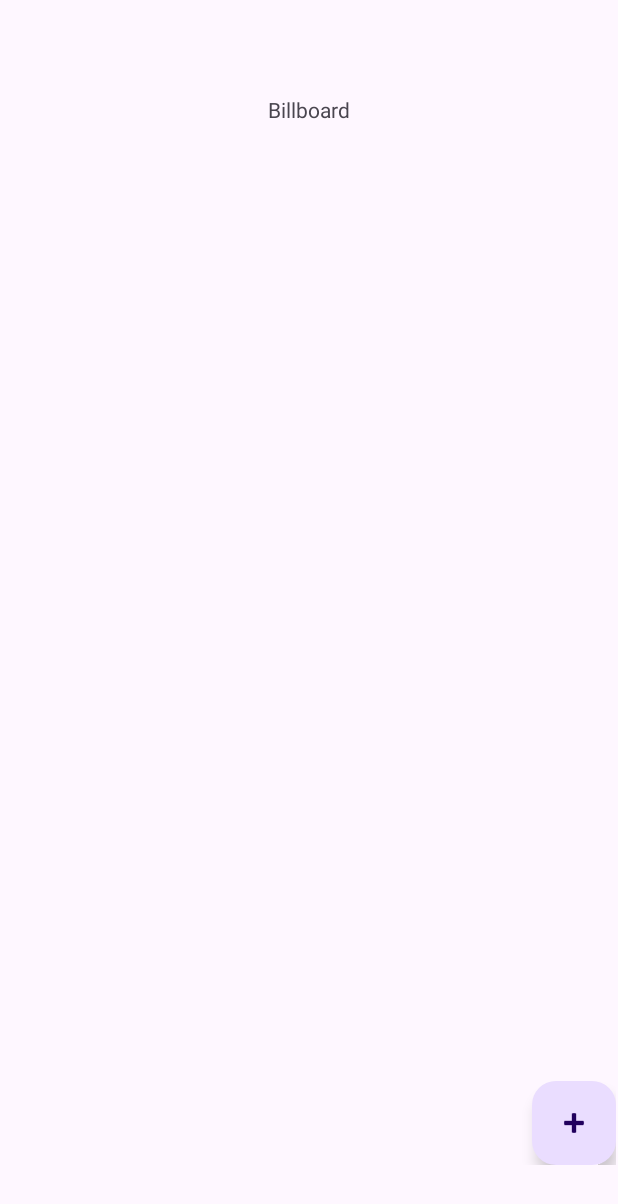
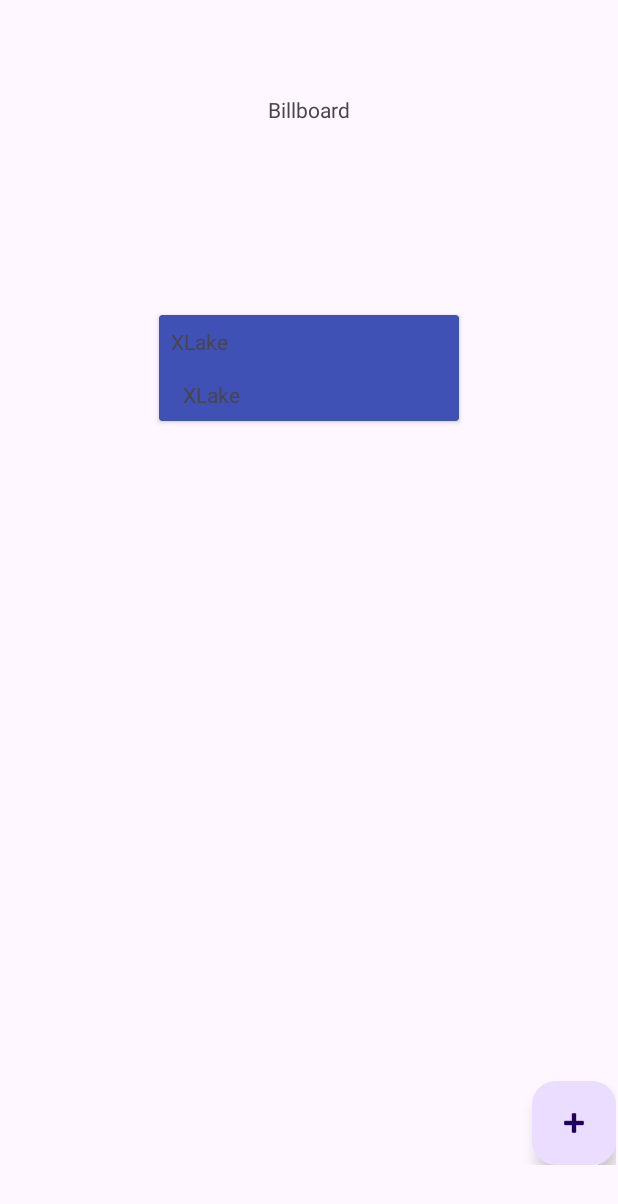
Before and after one commit to AngelGuidos/ParcialJoseGuidosMoviles, an Android app: the screen it shows after launch (MainActivity), on a phone screen of 412 x 824 dp. Shown: the top 1204 px of the screen. Run offline under Robolectric (Android 15) with nearby library versions, the phone set to English and light mode, and no system bars; our stand-ins replace data binding.

Commit message:
RecyclerView

```diff
--- a/ParcialJoseGuidos/app/src/main/java/com/galacticstudio/parcialjoseguidos/ui/lake/BillboardFragment.kt
+++ /dev/null
@@ -1,32 +0,0 @@
-package com.galacticstudio.parcialjoseguidos.ui.lake
-
-import android.os.Bundle
-import androidx.fragment.app.Fragment
-import android.view.LayoutInflater
-import android.view.View
-import android.view.ViewGroup
-import androidx.navigation.fragment.findNavController
-import com.galacticstudio.parcialjoseguidos.R
-import com.galacticstudio.parcialjoseguidos.databinding.FragmentBillboardBinding
-
-class BillboardFragment : Fragment() {
-
-    private lateinit var binding: FragmentBillboardBinding
-
-    override fun onCreateView(
-        inflater: LayoutInflater, container: ViewGroup?,
-        savedInstanceState: Bundle?
-    ): View? {
-        binding = FragmentBillboardBinding.inflate(inflater, container, false)
-        return binding.root
-    }
-
-    override fun onViewCreated(view: View, savedInstanceState: Bundle?) {
-        super.onViewCreated(view, savedInstanceState)
-
-        binding.actionToAdd.setOnClickListener{
-            findNavController().navigate(R.id.action_billboardFragment_to_addLagoFragment)
-        }
-    }
-
-}
--- a/ParcialJoseGuidos/app/src/main/java/com/galacticstudio/parcialjoseguidos/ui/lake/AddLagoFragment.kt
+++ b/ParcialJoseGuidos/app/src/main/java/com/galacticstudio/parcialjoseguidos/ui/lake/addlake/AddLagoFragment.kt
@@ -1,4 +1,4 @@
-package com.galacticstudio.parcialjoseguidos.ui.lake
+package com.galacticstudio.parcialjoseguidos.ui.lake.addlake
 
 import android.os.Bundle
 import android.util.Log
@@ -8,8 +8,8 @@ import android.view.View
 import android.view.ViewGroup
 import androidx.fragment.app.activityViewModels
 import androidx.navigation.fragment.findNavController
-import com.galacticstudio.parcialjoseguidos.R
 import com.galacticstudio.parcialjoseguidos.databinding.FragmentAddLagoBinding
+import com.galacticstudio.parcialjoseguidos.ui.lake.viewmodel.LakeViewModel
 
 class AddLagoFragment : Fragment() {
 
--- /dev/null
+++ b/ParcialJoseGuidos/app/src/main/java/com/galacticstudio/parcialjoseguidos/ui/lake/billboard/BillboardFragment.kt
@@ -0,0 +1,67 @@
+package com.galacticstudio.parcialjoseguidos.ui.lake.billboard
+
+import android.os.Bundle
+import android.util.Log
+import androidx.fragment.app.Fragment
+import android.view.LayoutInflater
+import android.view.View
+import android.view.ViewGroup
+import androidx.fragment.app.activityViewModels
+import androidx.navigation.fragment.findNavController
+import androidx.recyclerview.widget.LinearLayoutManager
+import com.galacticstudio.parcialjoseguidos.R
+import com.galacticstudio.parcialjoseguidos.data.models.LakeModel
+import com.galacticstudio.parcialjoseguidos.databinding.FragmentBillboardBinding
+import com.galacticstudio.parcialjoseguidos.ui.lake.billboard.recyclerview.LakeRecyclerViewAdapter
+import com.galacticstudio.parcialjoseguidos.ui.lake.viewmodel.LakeViewModel
+
+class BillboardFragment : Fragment() {
+
+    private lateinit var binding: FragmentBillboardBinding
+
+    private lateinit var adapter: LakeRecyclerViewAdapter
+
+    private val lakeViewModel : LakeViewModel by activityViewModels {
+        LakeViewModel.Factory
+    }
+
+    override fun onCreateView(
+        inflater: LayoutInflater, container: ViewGroup?,
+        savedInstanceState: Bundle?
+    ): View? {
+        binding = FragmentBillboardBinding.inflate(inflater, container, false)
+        return binding.root
+    }
+
+    override fun onViewCreated(view: View, savedInstanceState: Bundle?) {
+        super.onViewCreated(view, savedInstanceState)
+
+        setRecyclerView(view)
+
+        binding.actionToAdd.setOnClickListener{
+            findNavController().navigate(R.id.action_billboardFragment_to_addLagoFragment)
+        }
+    }
+
+    private fun setRecyclerView(view: View){
+        binding.lakeRv.layoutManager = LinearLayoutManager(view.context)
+
+        adapter = LakeRecyclerViewAdapter { selectedLake ->
+            showSelctedItem(selectedLake)
+        }
+
+        binding.lakeRv.adapter = adapter
+        displayLakes()
+    }
+
+    private fun showSelctedItem(lake: LakeModel){
+        lakeViewModel.setSelectedItem(lake)
+        Log.d("APP_TAG", lake.name)
+        findNavController().navigate(R.id.action_billboardFragment_to_lagoFragment)
+    }
+
+    private fun displayLakes(){
+        adapter.setData(lakeViewModel.getLakes())
+        adapter.notifyDataSetChanged()
+    }
+}
--- /dev/null
+++ b/ParcialJoseGuidos/app/src/main/java/com/galacticstudio/parcialjoseguidos/ui/lake/billboard/recyclerview/LakeRecyclerViewAdapter.kt
@@ -0,0 +1,35 @@
+package com.galacticstudio.parcialjoseguidos.ui.lake.billboard.recyclerview
+
+import android.view.LayoutInflater
+import android.view.ViewGroup
+import android.widget.ExpandableListView.OnChildClickListener
+import androidx.recyclerview.widget.RecyclerView
+import com.galacticstudio.parcialjoseguidos.data.models.LakeModel
+import com.galacticstudio.parcialjoseguidos.databinding.LakeItemBinding
+
+class LakeRecyclerViewAdapter (
+    private val clickListener: (LakeModel) -> Unit
+    ): RecyclerView.Adapter<LakeRecyclerViewHolder>() {
+
+        private val lakes = arrayListOf<LakeModel>()
+
+        override fun onCreateViewHolder(parent: ViewGroup, viewType: Int): LakeRecyclerViewHolder {
+            val binding = LakeItemBinding.inflate(LayoutInflater.from(parent.context), parent, false)
+            return LakeRecyclerViewHolder(binding)
+        }
+
+        override fun getItemCount(): Int {
+            return lakes.size
+        }
+
+        override fun onBindViewHolder(holder: LakeRecyclerViewHolder, position: Int) {
+            val lake = lakes[position]
+            holder.bind(lake, clickListener)
+        }
+
+        fun setData(lakesList: List<LakeModel>){
+            lakes.clear()
+            lakes.addAll(lakesList)
+        }
+
+    }
--- /dev/null
+++ b/ParcialJoseGuidos/app/src/main/java/com/galacticstudio/parcialjoseguidos/ui/lake/billboard/recyclerview/LakeRecyclerViewHolder.kt
@@ -0,0 +1,16 @@
+package com.galacticstudio.parcialjoseguidos.ui.lake.billboard.recyclerview
+
+import androidx.recyclerview.widget.RecyclerView
+import com.galacticstudio.parcialjoseguidos.data.models.LakeModel
+import com.galacticstudio.parcialjoseguidos.databinding.LakeItemBinding
+
+class LakeRecyclerViewHolder(private val binding: LakeItemBinding): RecyclerView.ViewHolder(binding.root) {
+    fun bind(lake: LakeModel, clickListener: (LakeModel) -> Unit){
+        binding.itemNameTv.text = lake.name
+        binding.itemSurfaceTv.text = lake.name
+
+        binding.lakeItemCv.setOnClickListener{
+            clickListener(lake)
+        }
+    }
+}
--- a/ParcialJoseGuidos/app/src/main/java/com/galacticstudio/parcialjoseguidos/ui/lake/LakeViewModel.kt
+++ b/ParcialJoseGuidos/app/src/main/java/com/galacticstudio/parcialjoseguidos/ui/lake/viewmodel/LakeViewModel.kt
@@ -1,4 +1,4 @@
-package com.galacticstudio.parcialjoseguidos.ui.lake
+package com.galacticstudio.parcialjoseguidos.ui.lake.viewmodel
 
 import androidx.lifecycle.MutableLiveData
 import androidx.lifecycle.ViewModel
@@ -50,6 +50,12 @@ class LakeViewModel(private val repository: LakeRepository): ViewModel() {
         status.value = INACTIVE
     }
 
+    fun setSelectedItem(lake: LakeModel){
+        clearData()
+        name.value = lake.name
+        surface.value = lake.surface
+    }
+
     companion object {
         val Factory = viewModelFactory {
             initializer {
--- a/ParcialJoseGuidos/app/src/main/res/layout/fragment_add_lago.xml
+++ b/ParcialJoseGuidos/app/src/main/res/layout/fragment_add_lago.xml
@@ -5,12 +5,12 @@
     <data>
         <variable
             name="viewmodel"
-            type="com.galacticstudio.parcialjoseguidos.ui.lake.LakeViewModel" />
+            type="com.galacticstudio.parcialjoseguidos.ui.lake.viewmodel.LakeViewModel" />
     </data>
     <androidx.constraintlayout.widget.ConstraintLayout
         android:layout_width="match_parent"
         android:layout_height="match_parent"
-        tools:context=".ui.lake.AddLagoFragment" >
+        tools:context=".ui.lake.addlake.AddLagoFragment" >
 
         <com.google.android.material.textfield.TextInputLayout
             android:id="@+id/textInputLayout"
--- a/ParcialJoseGuidos/app/src/main/res/layout/fragment_billboard.xml
+++ b/ParcialJoseGuidos/app/src/main/res/layout/fragment_billboard.xml
@@ -5,12 +5,12 @@
     <data>
         <variable
             name="viewmodel"
-            type="com.galacticstudio.parcialjoseguidos.ui.lake.LakeViewModel" />
+            type="com.galacticstudio.parcialjoseguidos.ui.lake.viewmodel.LakeViewModel" />
     </data>
     <androidx.constraintlayout.widget.ConstraintLayout
         android:layout_width="match_parent"
         android:layout_height="match_parent"
-        tools:context=".ui.lake.BillboardFragment">
+        tools:context=".ui.lake.billboard.BillboardFragment">
 
         <TextView
             android:id="@+id/textView"
@@ -30,5 +30,17 @@
             android:src="@android:drawable/ic_input_add"
             app:layout_constraintBottom_toBottomOf="parent"
             app:layout_constraintEnd_toEndOf="parent" />
+
+        <androidx.recyclerview.widget.RecyclerView
+            android:id="@+id/lake_rv"
+            android:layout_width="match_parent"
+            android:layout_height="0dp"
+            android:layout_marginStart="1dp"
+            android:layout_marginTop="1dp"
+            android:layout_marginEnd="1dp"
+            app:layout_constraintBottom_toTopOf="@+id/action_to_add"
+            app:layout_constraintEnd_toEndOf="parent"
+            app:layout_constraintStart_toStartOf="parent"
+            app:layout_constraintTop_toBottomOf="@+id/textView" />
     </androidx.constraintlayout.widget.ConstraintLayout>
 </layout>
--- a/ParcialJoseGuidos/app/src/main/res/layout/fragment_lago.xml
+++ b/ParcialJoseGuidos/app/src/main/res/layout/fragment_lago.xml
@@ -6,7 +6,7 @@
     <data>
         <variable
             name="viewmodel"
-            type="com.galacticstudio.parcialjoseguidos.ui.lake.LakeViewModel" />
+            type="com.galacticstudio.parcialjoseguidos.ui.lake.viewmodel.LakeViewModel" />
     </data>
 
     <androidx.constraintlayout.widget.ConstraintLayout
--- /dev/null
+++ b/ParcialJoseGuidos/app/src/main/res/layout/lake_item.xml
@@ -0,0 +1,46 @@
+<?xml version="1.0" encoding="utf-8"?>
+<layout xmlns:android="http://schemas.android.com/apk/res/android"
+    xmlns:app="http://schemas.android.com/apk/res-auto"
+    xmlns:tools="http://schemas.android.com/tools">
+    <androidx.constraintlayout.widget.ConstraintLayout
+        android:layout_width="match_parent"
+        android:layout_height="wrap_content">
+
+        <androidx.cardview.widget.CardView
+            android:id="@+id/lake_item_cv"
+            android:layout_width="200dp"
+            android:layout_height="wrap_content"
+            android:layout_marginStart="1dp"
+            android:layout_marginTop="126dp"
+            android:layout_marginEnd="1dp"
+            android:layout_marginBottom="605dp"
+            app:cardBackgroundColor="#3F51B5"
+            app:layout_constraintBottom_toBottomOf="parent"
+            app:layout_constraintEnd_toEndOf="parent"
+            app:layout_constraintStart_toStartOf="parent"
+            app:layout_constraintTop_toTopOf="parent">
+
+            <LinearLayout
+                android:layout_width="match_parent"
+                android:layout_height="match_parent"
+                android:orientation="vertical">
+
+                <TextView
+                    android:id="@+id/item_name_tv"
+                    android:layout_width="match_parent"
+                    android:layout_height="wrap_content"
+                    android:padding="8dp"
+                    android:text="TextView" />
+
+                <TextView
+                    android:id="@+id/item_surface_tv"
+                    android:layout_width="match_parent"
+                    android:layout_height="wrap_content"
+                    android:paddingStart="16dp"
+                    android:paddingTop="8dp"
+                    android:paddingBottom="8dp"
+                    android:text="TextView" />
+            </LinearLayout>
+        </androidx.cardview.widget.CardView>
+    </androidx.constraintlayout.widget.ConstraintLayout>
+</layout>
--- a/ParcialJoseGuidos/app/src/main/res/navigation/nav_graph.xml
+++ b/ParcialJoseGuidos/app/src/main/res/navigation/nav_graph.xml
@@ -7,7 +7,7 @@
 
     <fragment
         android:id="@+id/billboardFragment"
-        android:name="com.galacticstudio.parcialjoseguidos.ui.lake.BillboardFragment"
+        android:name="com.galacticstudio.parcialjoseguidos.ui.lake.billboard.BillboardFragment"
         android:label="fragment_billboard"
         tools:layout="@layout/fragment_billboard" >
         <action
@@ -24,7 +24,7 @@
         tools:layout="@layout/fragment_lago" />
     <fragment
         android:id="@+id/addLagoFragment"
-        android:name="com.galacticstudio.parcialjoseguidos.ui.lake.AddLagoFragment"
+        android:name="com.galacticstudio.parcialjoseguidos.ui.lake.addlake.AddLagoFragment"
         android:label="fragment_add_lago"
         tools:layout="@layout/fragment_add_lago" />
 </navigation>
```
